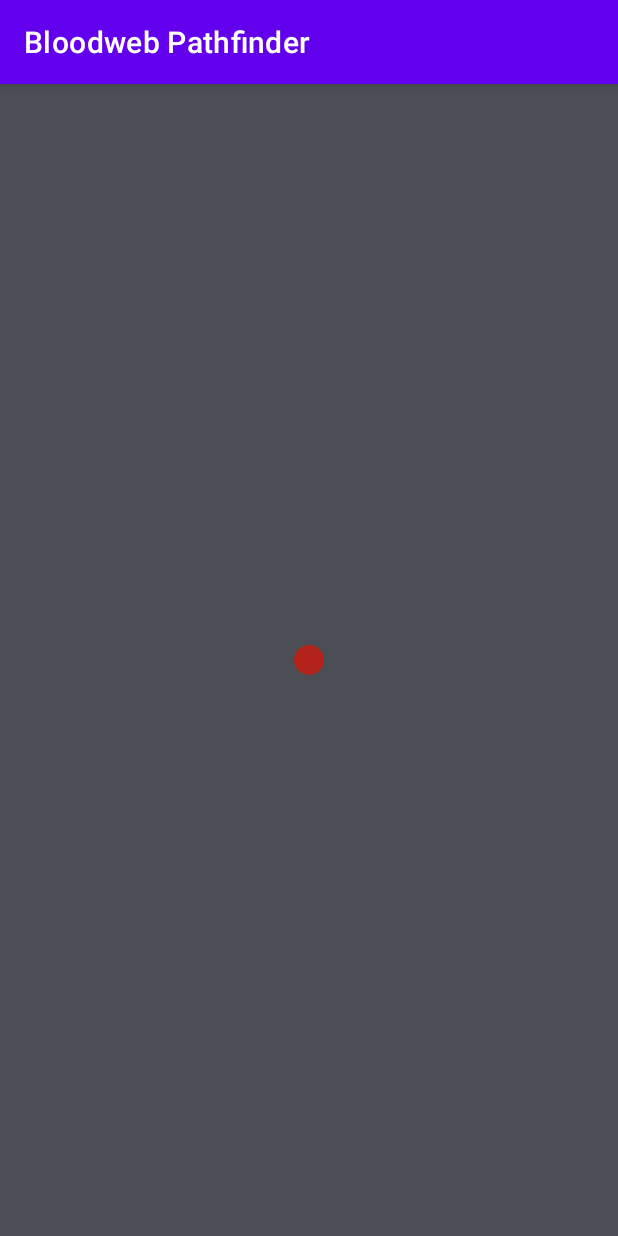
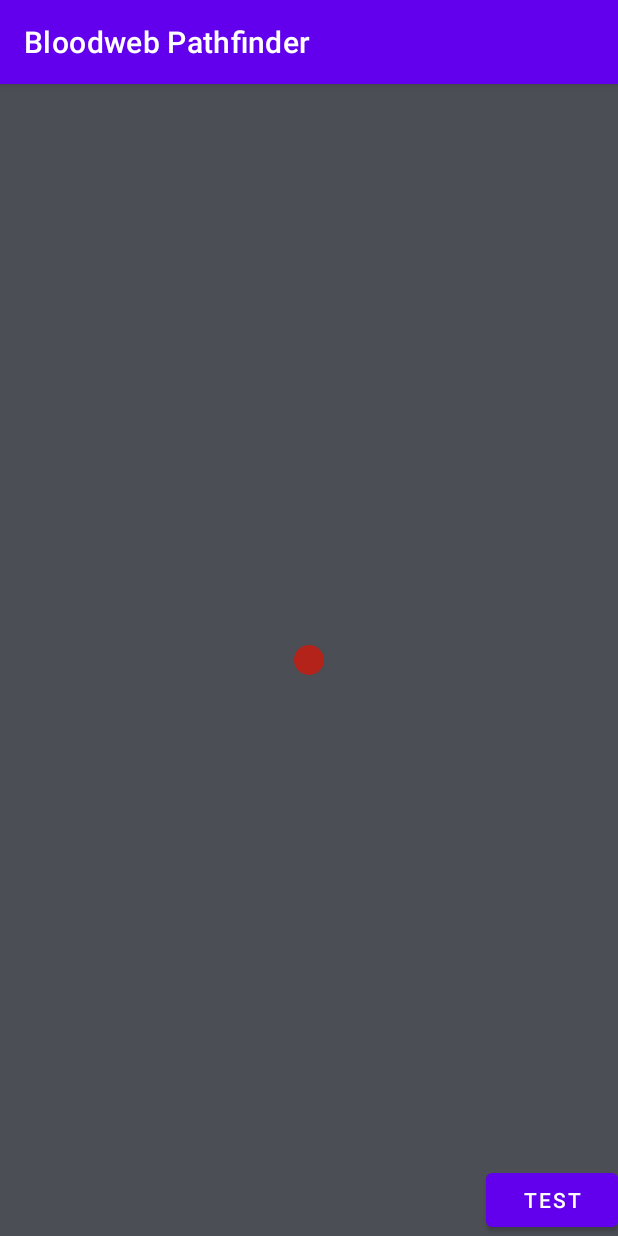
Before and after one commit to jacksonb-cs/Bloodweb-Pathfinder, an Android app: the screen it shows after launch (MainActivity), on a phone screen of 412 x 824 dp. Run offline under Robolectric (Android 15) with nearby library versions, the phone set to English and light mode, and no system bars; our stand-ins replace Firebase (no records; nobody signed in at launch, a user with empty details on screens opened directly), Room's generated code, data binding; 32 statements that could not run were skipped.

```diff
--- a/BloodwebPathfinder/app/src/main/java/com/jacksonbcs/bloodwebpathfinder/model/repository/NodeFirestoreDao.kt
+++ b/BloodwebPathfinder/app/src/main/java/com/jacksonbcs/bloodwebpathfinder/model/repository/NodeFirestoreDao.kt
@@ -1,12 +1,36 @@
 package com.jacksonbcs.bloodwebpathfinder.model.repository
 
+import android.util.Log
 import androidx.annotation.WorkerThread
+import com.google.android.gms.tasks.Task
+import com.google.firebase.firestore.CollectionReference
 import com.google.firebase.firestore.FirebaseFirestore
+import com.google.firebase.firestore.QuerySnapshot
+import kotlinx.coroutines.CoroutineScope
+import kotlinx.coroutines.Dispatchers
+import kotlinx.coroutines.launch
+import kotlinx.coroutines.withContext
 
 class NodeFirestoreDao(private val db: FirebaseFirestore) {
 
+    @Suppress("RedundantSuspendModifier")
     @WorkerThread
-    suspend fun getWebByFilename(filename: String) {
-        db.collection(filename)
+    suspend fun loadWebByFilename(
+        filename: String,
+        webLoadedCallback: suspend (nodeData: Map<String, Any>) -> Unit
+    ) {
+
+        db.collection(filename).get().addOnSuccessListener { collection ->
+
+                CoroutineScope(Dispatchers.IO).launch {
+                    for (doc in collection) {
+                        webLoadedCallback(doc.data)
+                    }
+                }
+        }
+    }
+
+    private companion object {
+        const val TAG = "NodeFirestoreDao"
     }
 }
--- a/BloodwebPathfinder/app/src/main/res/layout/activity_main.xml
+++ b/BloodwebPathfinder/app/src/main/res/layout/activity_main.xml
@@ -331,5 +331,14 @@
             app:layout_constraintLeft_toLeftOf="parent"
             app:layout_constraintTop_toTopOf="parent" />
 
+        <Button
+            android:id="@+id/button"
+            android:layout_width="wrap_content"
+            android:layout_height="wrap_content"
+            android:text="TEST"
+            android:onClick="@{() -> viewmodel.testWebLoad()}"
+            app:layout_constraintBottom_toBottomOf="parent"
+            app:layout_constraintEnd_toEndOf="parent" />
+
     </androidx.constraintlayout.widget.ConstraintLayout>
 </layout>
```
Also changed, not shown: BloodwebPathfinder/app/src/main/java/com/jacksonbcs/bloodwebpathfinder/main/WebViewModel.kt (+7 -5 lines), BloodwebPathfinder/app/src/main/java/com/jacksonbcs/bloodwebpathfinder/model/Node.kt (+30 -28 lines), BloodwebPathfinder/app/src/main/java/com/jacksonbcs/bloodwebpathfinder/model/repository/WebRepository.kt (+32 -5 lines), 1 other file.
